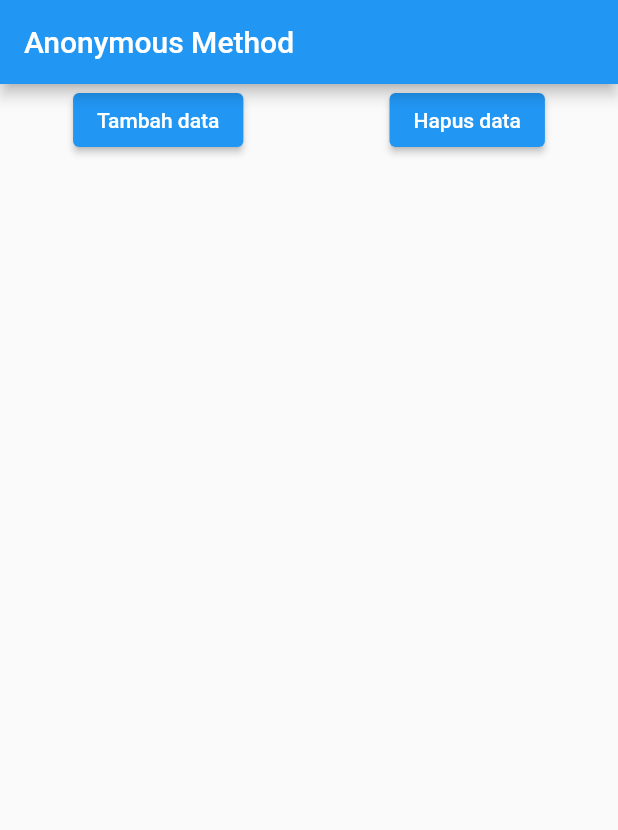
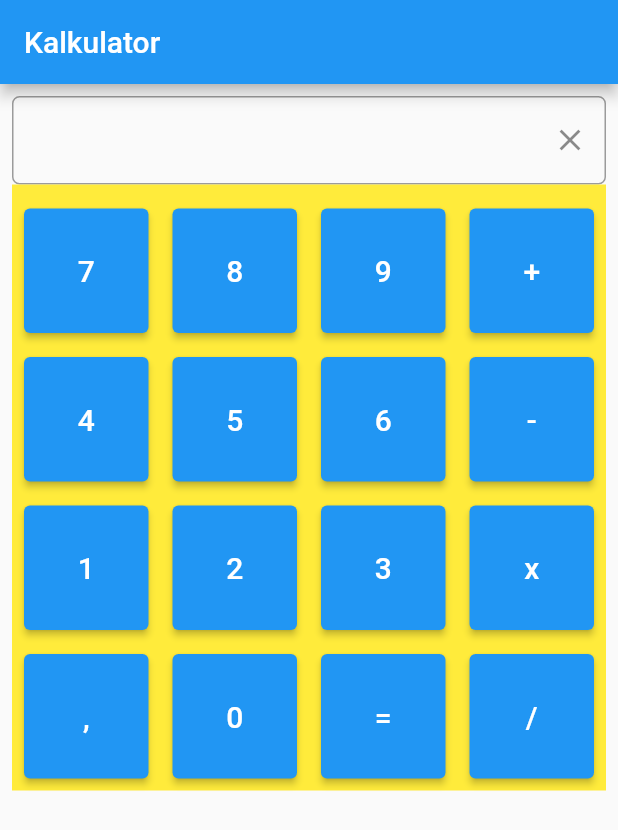
Before and after one commit to paozanwa22/learnFlutter, a Flutter app: the screen it shows after launch, on a phone screen of 412 x 824 dp. Shown: the top 830 px of the screen. Run offline on Flutter 3.47's test engine with Material 2 defaults, Android fonts, the phone set to English and light mode, and no system bars.

Commit message:
kalkulator v1

```diff
--- a/lib/main.dart
+++ b/lib/main.dart
@@ -12,48 +12,79 @@ class _MyAppState extends State<MyApp> {
 
   int counter = 1;
 
+  TextEditingController _inputController = TextEditingController(text: "");
+
+  List<String> _buttons = [
+    "7",
+    "8",
+    "9",
+    "+",
+    "4",
+    "5",
+    "6",
+    "-",
+    "1",
+    "2",
+    "3",
+    "x",
+    ",",
+    "0",
+    "=",
+    "/",
+  ];
+
+  void onChange(String text) {
+    this._inputController.text = this._inputController.text + text;
+  }
+
   @override
   Widget build(BuildContext context) {
     return MaterialApp(
       home: Scaffold(
           appBar: AppBar(
-          title: Text('Anonymous Method'),
+            title: Text('Kalkulator'),
           ),
-        body: ListView(
+          body: Padding(
+            padding: EdgeInsets.all(8.0),
+            child: SingleChildScrollView(
+              child: Column(
+                crossAxisAlignment: CrossAxisAlignment.center,
                 children: [
-            Row(
-              mainAxisAlignment: MainAxisAlignment.spaceAround,
-              children: [
-                ElevatedButton(
-                  child: Text('Tambah data'),
+                  TextFormField(
+                    controller: this._inputController,
+                    cursorColor: Colors.green,
+                    decoration: InputDecoration(
+                      suffixIcon: IconButton(
+                        icon: Icon(Icons.clear),
+                        onPressed: () => this._inputController.clear(),
+                      ),
+                      border: OutlineInputBorder(
+                          borderRadius: BorderRadius.circular(5.0)),
+                    ),
+                  ),
+                  Container(
+                    color: Colors.yellow,
+                    child: Padding(
+                      padding: const EdgeInsets.only(top: 8.0),
+                      child: GridView.builder(
+                          shrinkWrap: true,
+                          gridDelegate: SliverGridDelegateWithFixedCrossAxisCount(
+                              crossAxisCount: 4),
+                          itemCount: _buttons.length,
+                          itemBuilder: (_, index) => Padding(
+                            padding: const EdgeInsets.all(8.0),
+                            child: ElevatedButton(
                                 onPressed: () {
-                    setState(() {
-                      widgets.add(Text(
-                        'data ke-' + counter.toString(),
-                        style: TextStyle(fontSize: 35),
-                      ));
-                      counter++;
-                    });
+                                  this.onChange(_buttons[index]);
                                 },
+                                child: Text(_buttons[index], style: TextStyle(fontSize: 20),)),
+                          )),
                     ),
-                ElevatedButton(
-                  child: Text('Hapus data'),
-                  onPressed: () {
-                    setState(() {
-                      widgets.removeLast();
-                      counter--;
-                    });
-                  },
-                ),
-              ],
-            ),
-            Column(
-              crossAxisAlignment: CrossAxisAlignment.start,
-              children: widgets,
-            ),
+                  )
                 ],
               ),
             ),
+          )),
     );
   }
 }
```
Lines whose indentation alone changed are shown as unchanged.
